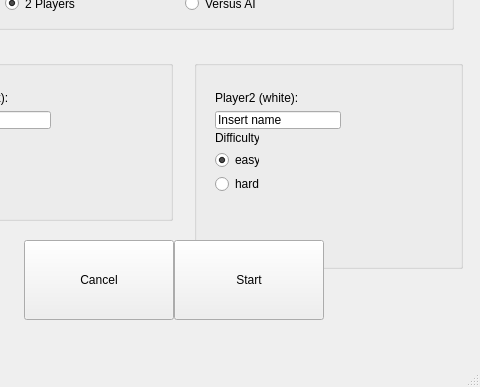
This is gui/mainwindow.ui in mcyprian/ICP_Othello as Qt 5 draws it before an edit; both pictures show x 116 to 596 and y 256 to 643 of the 596 by 643 pixel window. The edited form follows.
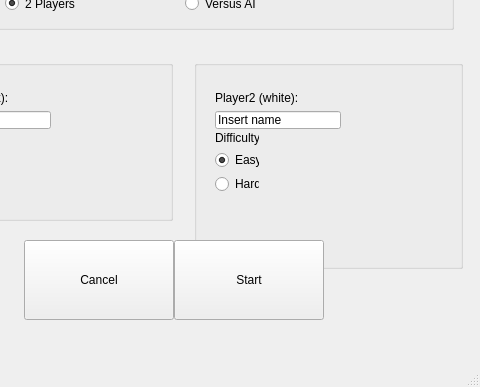
This is the edited form. The open tabs and pages were chosen to show the change.

Commit message: Add CommadLineUserInterface, add CLIMenu class

```diff
--- a/gui/mainwindow.ui
+++ b/gui/mainwindow.ui
@@ -98,7 +98,7 @@
          <height>121</height>
         </rect>
        </property>
-       <widget class="QWidget" name="">
+       <widget class="QWidget" name="layoutWidget">
         <property name="geometry">
          <rect>
           <x>0</x>
@@ -118,7 +118,7 @@
          <item>
           <widget class="QRadioButton" name="pl2_radio_easy">
            <property name="text">
-            <string>easy</string>
+            <string>Easy</string>
            </property>
            <property name="checked">
             <bool>true</bool>
@@ -131,7 +131,7 @@
          <item>
           <widget class="QRadioButton" name="pl2_radio_hard">
            <property name="text">
-            <string>hard</string>
+            <string>Hard</string>
            </property>
            <property name="checked">
             <bool>false</bool>
@@ -149,7 +149,7 @@
        <zorder>pl1_name_2</zorder>
        <zorder>pl1_name_2</zorder>
       </widget>
-      <widget class="QWidget" name="">
+      <widget class="QWidget" name="layoutWidget">
        <property name="geometry">
         <rect>
          <x>10</x>
@@ -501,7 +501,7 @@
      </widget>
     </widget>
    </widget>
-   <widget class="QWidget" name="">
+   <widget class="QWidget" name="layoutWidget">
     <property name="geometry">
      <rect>
       <x>0</x>
```
Left out of the diff: 16 changed lines with no effect on the pictures. The commit also changes 8 other files.
